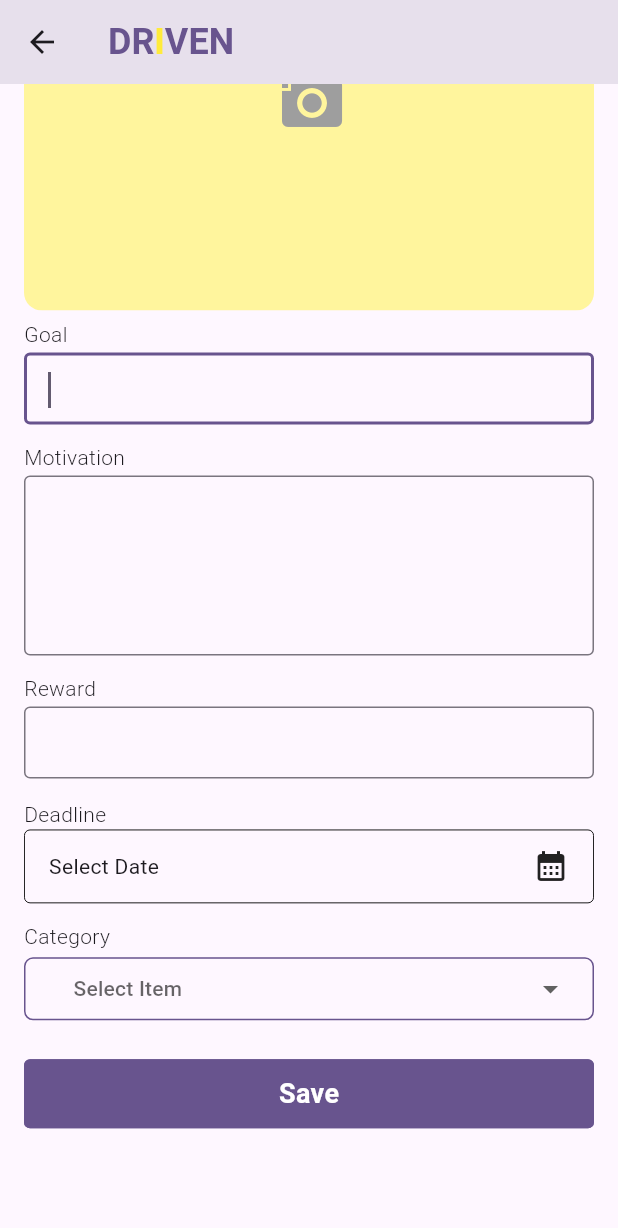
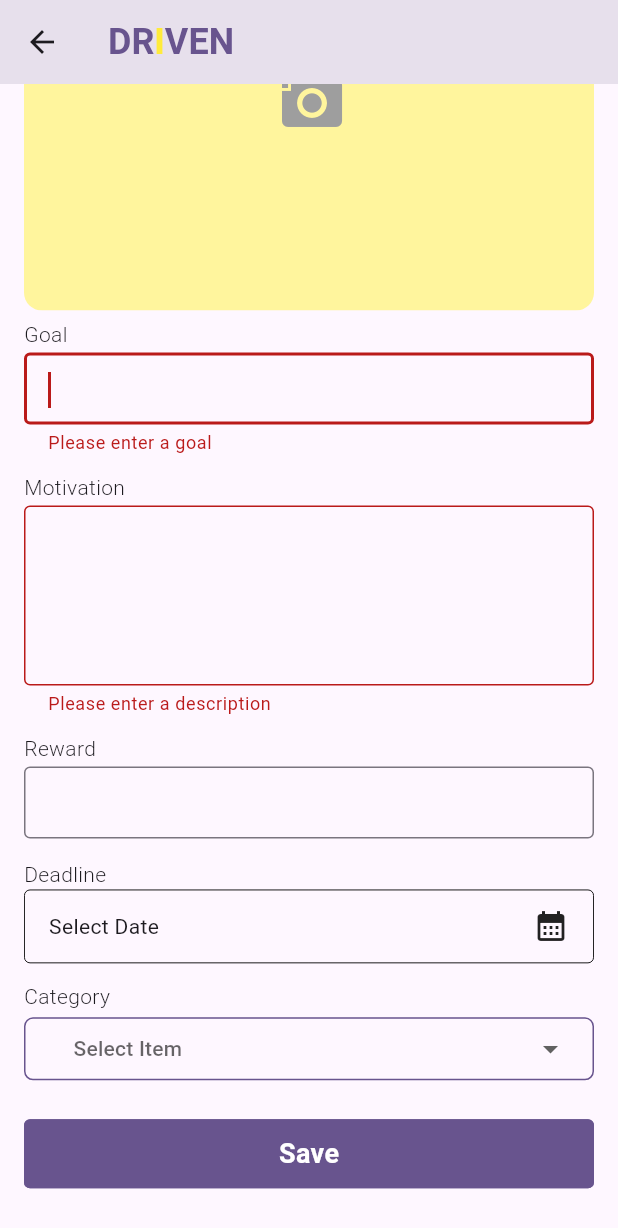
Before and after one commit to askabdulhaseeb/driven, a Flutter app: the CreateGoalScreen screen opened by its route, scrolled down 134 dp, after a tap on "Save", on a phone screen of 412 x 824 dp. Shown: the top 1228 px of the screen. Run offline on Flutter 3.47's test engine with Material 3 defaults, Android fonts, the phone set to English and light mode, and no system bars; drawn by our look-alikes of dropdown_button2; our stand-ins replace cached_network_image, image_picker; network calls fail.

```diff
--- a/lib/core/enums/goal_type.dart
+++ b/lib/core/enums/goal_type.dart
@@ -3,6 +3,7 @@ enum GoalType {
   finance('finance', 'Finance'),
   health('health', 'Health'),
   personal('personal', 'Personal'),
+  professional('professional', 'Professional'),
   relationship('relationship', 'Relationship'),
   social('social', 'Social'),
   spiritual('spiritual', 'Spiritual'),
--- a/lib/features/create_goal/views/providers/create_goal_provider.dart
+++ b/lib/features/create_goal/views/providers/create_goal_provider.dart
@@ -1,11 +1,58 @@
+import 'dart:io';
+
 import 'package:flutter/material.dart';
 import 'package:image_picker/image_picker.dart';
+import 'package:provider/provider.dart';
 
 import '../../../../core/enums/goal_type.dart';
+import '../../../home/domain/goal_entity.dart';
+import '../../../home/views/providers/home_provider.dart';
 
 class CreateGoalProvider extends ChangeNotifier {
   // Function
-  void onSave(BuildContext context) {}
+  void onSave(BuildContext context) {
+    if (!_formKey.currentState!.validate()) return;
+    if (_selectedFile == null) {
+      ScaffoldMessenger.of(context).showSnackBar(
+        const SnackBar(
+          content: Text('Please select an image.'),
+        ),
+      );
+      return;
+    }
+    if (_selectedDate == null) {
+      ScaffoldMessenger.of(context).showSnackBar(
+        const SnackBar(
+          content: Text('Please select a deadline.'),
+        ),
+      );
+      return;
+    }
+    if (_selectedGoalType == null) {
+      ScaffoldMessenger.of(context).showSnackBar(
+        const SnackBar(
+          content: Text('Please select a category.'),
+        ),
+      );
+      return;
+    }
+    setIsSaving(true);
+    // Save data
+    final GoalEntity entity = GoalEntity(
+      goal: _goal.text.trim(),
+      motivation: _motivation.text.trim(),
+      reward: _reward.text.trim(),
+      deadline: _selectedDate ?? DateTime.now(),
+      goalType: _selectedGoalType!,
+      image: File(_selectedFile!.path),
+    );
+    setIsSaving(false);
+    clear();
+    Provider.of<HomeProvider>(context, listen: false).addGoal(entity);
+    if (Navigator.of(context).canPop()) {
+      Navigator.of(context).pop();
+    }
+  }
 
   void clear() {
     _goal.clear();
--- /dev/null
+++ b/lib/features/home/domain/goal_entity.dart
@@ -0,0 +1,87 @@
+import 'dart:io';
+
+import '../../../core/enums/goal_type.dart';
+
+class GoalEntity {
+  GoalEntity({
+    required this.goal,
+    required this.motivation,
+    required this.reward,
+    required this.deadline,
+    required this.goalType,
+    this.image,
+    String? id,
+    DateTime? createdAt,
+    DateTime? updatedAt,
+  })  : createdAt = createdAt ?? DateTime.now(),
+        updatedAt = updatedAt ?? DateTime.now(),
+        id = id ?? DateTime.now().microsecondsSinceEpoch.toString();
+
+  final String id;
+  final String goal;
+  final String motivation;
+  final String reward;
+  final File? image;
+  final DateTime deadline;
+  final GoalType goalType;
+  final DateTime createdAt;
+  final DateTime updatedAt;
+
+  GoalEntity copyWith({
+    String? id,
+    String? goal,
+    String? motivation,
+    String? reward,
+    File? image,
+    DateTime? deadline,
+    GoalType? goalType,
+    DateTime? createdAt,
+    DateTime? updatedAt,
+  }) {
+    return GoalEntity(
+      id: id ?? this.id,
+      goal: goal ?? this.goal,
+      motivation: motivation ?? this.motivation,
+      reward: reward ?? this.reward,
+      image: image ?? this.image,
+      deadline: deadline ?? this.deadline,
+      goalType: goalType ?? this.goalType,
+      createdAt: createdAt ?? this.createdAt,
+      updatedAt: updatedAt ?? this.updatedAt,
+    );
+  }
+
+  @override
+  bool operator ==(Object other) {
+    if (identical(this, other)) return true;
+
+    return other is GoalEntity &&
+        other.id == id &&
+        other.goal == goal &&
+        other.motivation == motivation &&
+        other.reward == reward &&
+        other.image == image &&
+        other.deadline == deadline &&
+        other.goalType == goalType &&
+        other.createdAt == createdAt &&
+        other.updatedAt == updatedAt;
+  }
+
+  @override
+  int get hashCode {
+    return id.hashCode ^
+        goal.hashCode ^
+        motivation.hashCode ^
+        reward.hashCode ^
+        image.hashCode ^
+        deadline.hashCode ^
+        goalType.hashCode ^
+        createdAt.hashCode ^
+        updatedAt.hashCode;
+  }
+
+  @override
+  String toString() {
+    return 'GoalEntity(id: $id, goal: $goal, motivation: $motivation, reward: $reward, deadline: $deadline, goalType: $goalType, createdAt: $createdAt, updatedAt: $updatedAt)';
+  }
+}
--- /dev/null
+++ b/lib/features/home/views/providers/dummy_data.dart
@@ -0,0 +1,89 @@
+import '../../../../core/enums/goal_type.dart';
+import '../../domain/goal_entity.dart';
+
+List<GoalEntity> dummyGoals = <GoalEntity>[
+  GoalEntity(
+    goal: 'Volunteer at a local charity',
+    motivation: 'I want to give back to the community',
+    reward: 'I will make a positive impact on others',
+    deadline: DateTime.now(),
+    goalType: GoalType.social,
+  ),
+  GoalEntity(
+    goal: 'Organize a community event',
+    motivation: 'I want to bring people together',
+    reward: 'I will strengthen community bonds',
+    deadline: DateTime.now(),
+    goalType: GoalType.social,
+  ),
+  GoalEntity(
+    goal: 'Join a professional networking group',
+    motivation: 'I want to expand my professional network',
+    reward: 'I will have access to new opportunities',
+    deadline: DateTime.now(),
+    goalType: GoalType.social,
+  ),
+  GoalEntity(
+    goal: 'Learn Redux',
+    motivation: 'I want to learn Redux',
+    reward: 'I will buy a new computer',
+    deadline: DateTime.now(),
+    goalType: GoalType.professional,
+  ),
+  GoalEntity(
+    goal: 'Build a portfolio website',
+    motivation: 'I want to showcase my work',
+    reward: 'I will get more job opportunities',
+    deadline: DateTime.now(),
+    goalType: GoalType.professional,
+  ),
+  GoalEntity(
+    goal: 'Contribute to open-source projects',
+    motivation: 'I want to give back to the community',
+    reward: 'I will gain recognition and improve my skills',
+    deadline: DateTime.now(),
+    goalType: GoalType.professional,
+  ),
+  GoalEntity(
+    goal: 'Improve my problem-solving skills',
+    motivation: 'I want to become a better programmer',
+    reward: 'I will be able to tackle complex challenges',
+    deadline: DateTime.now(),
+    goalType: GoalType.personal,
+  ),
+  GoalEntity(
+    goal: 'Learn a new programming language',
+    motivation: 'I want to expand my skillset',
+    reward: 'I will increase my job prospects',
+    deadline: DateTime.now(),
+    goalType: GoalType.personal,
+  ),
+  GoalEntity(
+    goal: 'Start a blog',
+    motivation: 'I want to share my knowledge',
+    reward: 'I will improve my writing skills',
+    deadline: DateTime.now(),
+    goalType: GoalType.personal,
+  ),
+  GoalEntity(
+    goal: 'Learn machine learning',
+    motivation: 'I want to explore the field of AI',
+    reward: 'I will be able to develop intelligent systems',
+    deadline: DateTime.now(),
+    goalType: GoalType.professional,
+  ),
+  GoalEntity(
+    goal: 'Travel to at least 5 countries',
+    motivation: 'I want to experience different cultures',
+    reward: 'I will broaden my horizons',
+    deadline: DateTime.now(),
+    goalType: GoalType.personal,
+  ),
+  GoalEntity(
+    goal: 'Read 20 books',
+    motivation: 'I want to expand my knowledge',
+    reward: 'I will gain new perspectives',
+    deadline: DateTime.now(),
+    goalType: GoalType.personal,
+  ),
+];
--- /dev/null
+++ b/lib/features/home/views/providers/home_provider.dart
@@ -0,0 +1,15 @@
+import 'package:flutter/material.dart';
+
+import '../../domain/goal_entity.dart';
+import 'dummy_data.dart';
+
+class HomeProvider extends ChangeNotifier {
+  final List<GoalEntity> _goals = dummyGoals;
+
+  List<GoalEntity> get goals => _goals;
+
+  void addGoal(GoalEntity goal) {
+    _goals.insert(0, goal);
+    notifyListeners();
+  }
+}
--- a/lib/main.dart
+++ b/lib/main.dart
@@ -3,6 +3,8 @@ import 'package:provider/provider.dart';
 
 import 'features/create_goal/views/providers/create_goal_provider.dart';
 import 'features/create_goal/views/screens/create_goal_screen.dart';
+import 'features/home/views/providers/home_provider.dart';
+import 'features/home/views/screens/home_screen.dart';
 
 void main() {
   runApp(const MyApp());
@@ -16,6 +18,7 @@ class MyApp extends StatelessWidget {
   Widget build(BuildContext context) {
     return MultiProvider(
       providers: [
+        ChangeNotifierProvider<HomeProvider>(create: (_) => HomeProvider()),
         ChangeNotifierProvider<CreateGoalProvider>(
             create: (_) => CreateGoalProvider()),
       ],
@@ -25,8 +28,9 @@ class MyApp extends StatelessWidget {
           colorScheme: ColorScheme.fromSeed(seedColor: Colors.deepPurple),
           useMaterial3: true,
         ),
-        home: const CreateGoalScreen(),
+        home: const HomeScreen(),
         routes: <String, WidgetBuilder>{
+          HomeScreen.routeName: (_) => const HomeScreen(),
           CreateGoalScreen.routeName: (_) => const CreateGoalScreen(),
         },
       ),
--- a/pubspec.yaml
+++ b/pubspec.yaml
@@ -16,6 +16,8 @@ dependencies:
   provider: ^6.1.2
   dropdown_button2: ^2.3.9
   intl: ^0.19.0
+  flutter_staggered_grid_view: ^0.7.0
+  cached_network_image: ^3.3.1
 
 dev_dependencies:
   flutter_test:
```
Also changed, not shown: lib/core/widgets/custom_network_image.dart (added, +44 -0 lines), lib/features/home/views/screens/home_screen.dart (added, +55 -0 lines), lib/features/home/views/widgets/goal_display_widget.dart (added, +44 -0 lines), pubspec.lock, 2 other files.
